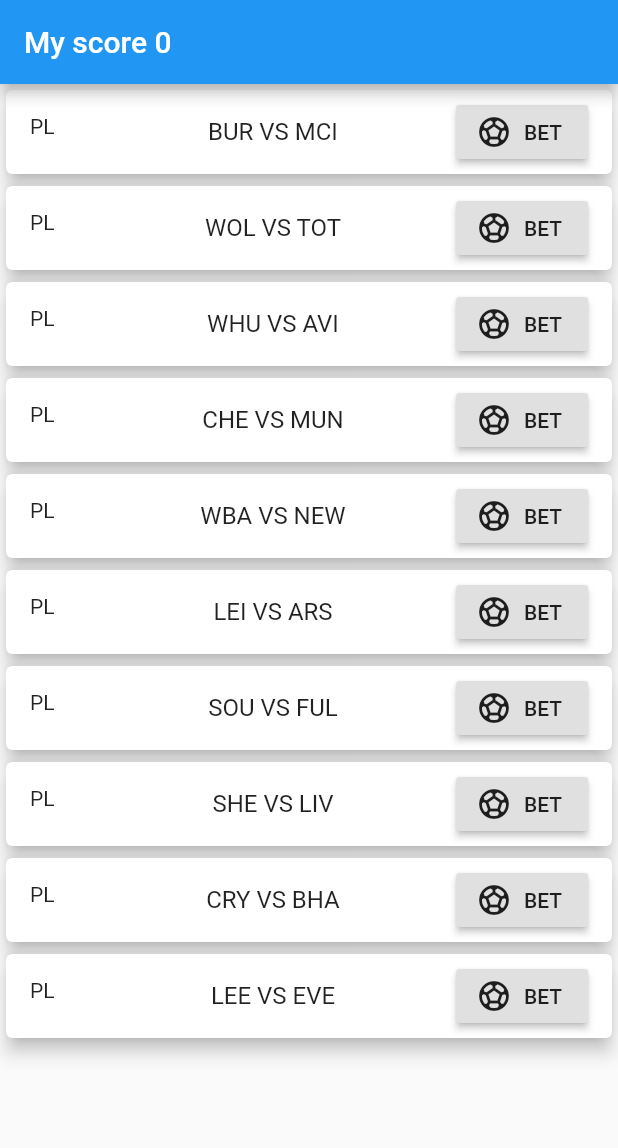
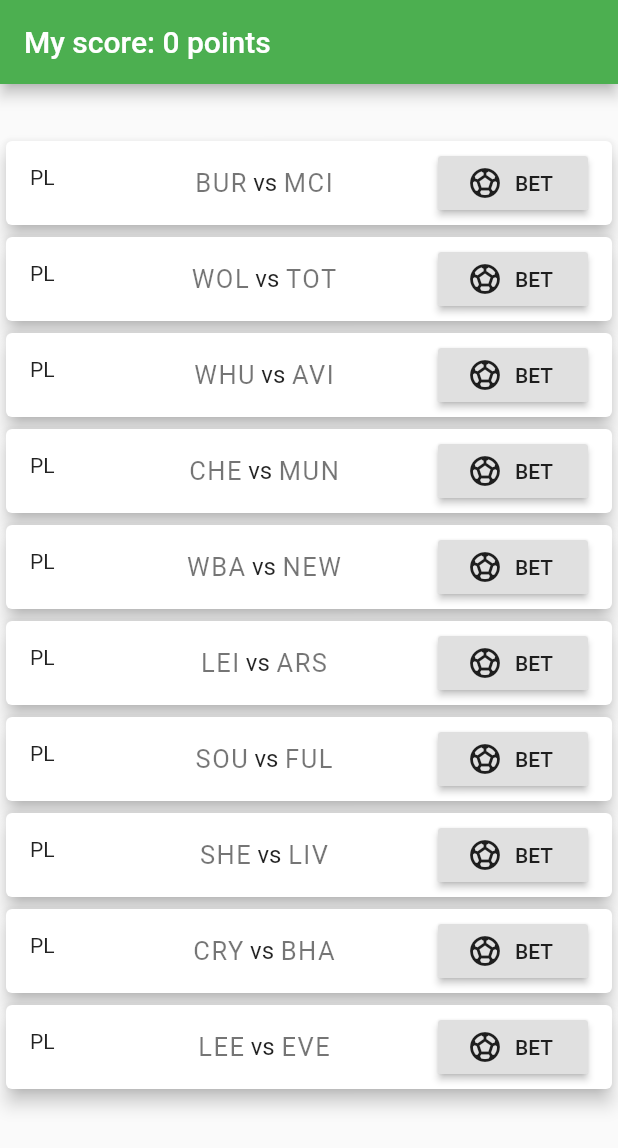
Before and after one commit to PassionPotter/Football-BettingApp, a Flutter app: the screen it shows after launch, after a tap on "PLAY", on a phone screen of 412 x 824 dp. Shown: the top 1148 px of the screen. Run offline on Flutter 3.47's test engine with Material 2 defaults, Android fonts, the phone set to English and light mode, and no system bars.

Commit message:
add themes and aligning

```diff
--- a/lib/main.dart
+++ b/lib/main.dart
@@ -10,6 +10,20 @@ class MyApp extends StatelessWidget {
   @override
   Widget build(BuildContext context) {
     return MaterialApp(
+      theme: ThemeData(
+        primarySwatch: Colors.green,
+        textTheme: ThemeData.light().textTheme.copyWith(
+              headline4: TextStyle(
+                fontSize: 17,
+                letterSpacing: 1,
+              ),
+              headline5: TextStyle(
+                fontSize: 17,
+                fontWeight: FontWeight.bold,
+                letterSpacing: 1,
+              ),
+            ),
+      ),
       title: 'Demo',
       home: MyHomePage(),
     );
@@ -63,7 +77,10 @@ class _MyHomePageState extends State<MyHomePage> {
     _teams.shuffle();
     for (var i = 0; i < _teams.length / 2; i++) {
       _fixtures.add(
-        Fixture(homeTeam: _teams[(i * 2)], awayTeam: _teams[(i * 2) + 1]),
+        Fixture(
+          homeTeam: _teams[(i * 2)],
+          awayTeam: _teams[(i * 2) + 1],
+        ),
       );
     }
     setState(() {
@@ -75,15 +92,19 @@ class _MyHomePageState extends State<MyHomePage> {
   Widget build(BuildContext context) {
     return Scaffold(
       appBar: AppBar(
-        title: Text('My score $myScore'),
+        title: Text('My score: $myScore points'),
         actions: [],
       ),
       body: Column(
+        mainAxisAlignment: MainAxisAlignment.center,
         children: [
           !flag
-              ? RaisedButton(
-                  child: Text('PLAY'),
-                  onPressed: _shuffleAndStart,
+              ? Container(
+                  alignment: Alignment.center,
+                  child: RaisedButton(
+                    child: Text('PLAY'),
+                    onPressed: _shuffleAndStart,
+                  ),
                 )
               : Container(
                   height: 700,
--- a/lib/widgets/fixture_list.dart
+++ b/lib/widgets/fixture_list.dart
@@ -35,17 +35,32 @@ class FixtureList extends StatelessWidget {
             child: !fixtures[index].isFinished
                 ? ListTile(
                     leading: Text('PL'),
-                    title: Text(
-                      '${fixtures[index].homeTeam.shortName} VS ${fixtures[index].awayTeam.shortName}',
-                      textAlign: TextAlign.center,
+                    title: Row(
+                      mainAxisAlignment: MainAxisAlignment.center,
+                      children: [
+                        Text(
+                          '${fixtures[index].homeTeam.shortName}',
+                          style: Theme.of(context).textTheme.headline4,
                         ),
-                    trailing: RaisedButton.icon(
-                      onPressed: () =>
-                          _startBettingFixture(context, fixtures[index]),
+                        Text(' vs '),
+                        Text(
+                          '${fixtures[index].awayTeam.shortName}',
+                          style: Theme.of(context).textTheme.headline4,
+                        ),
+                      ],
+                    ),
+                    trailing: Container(
+                      width: 100,
+                      child: RaisedButton.icon(
+                        onPressed: () => _startBettingFixture(
+                          context,
+                          fixtures[index],
+                        ),
                         icon: Icon(
                           Icons.sports_soccer,
                         ),
                         label: Text('BET'),
+                      ),
                     ),
                   )
                 : ListTile(
@@ -55,25 +70,26 @@ class FixtureList extends StatelessWidget {
                       children: [
                         Text(
                           '${fixtures[index].homeTeam.shortName}',
-                          style: TextStyle(
-                              fontWeight: fixtures[index].homeTeam.hasWon
-                                  ? FontWeight.bold
-                                  : FontWeight.normal),
+                          style: fixtures[index].homeTeam.hasWon
+                              ? Theme.of(context).textTheme.headline5
+                              : Theme.of(context).textTheme.headline4,
                         ),
-                        Text(' VS '),
+                        Text(' vs '),
                         Text(
                           '${fixtures[index].awayTeam.shortName}',
-                          style: TextStyle(
-                              fontWeight: fixtures[index].awayTeam.hasWon
-                                  ? FontWeight.bold
-                                  : FontWeight.normal),
+                          style: fixtures[index].awayTeam.hasWon
+                              ? Theme.of(context).textTheme.headline5
+                              : Theme.of(context).textTheme.headline4,
                         ),
                       ],
                     ),
-                    trailing: CircleAvatar(
+                    trailing: Container(
+                      width: 100,
+                      child: CircleAvatar(
                         radius: 20,
                         child: Icon(
                           Icons.done,
+                        ),
                       ),
                     ),
                   ),
```
Lines whose indentation alone changed are shown as unchanged.
